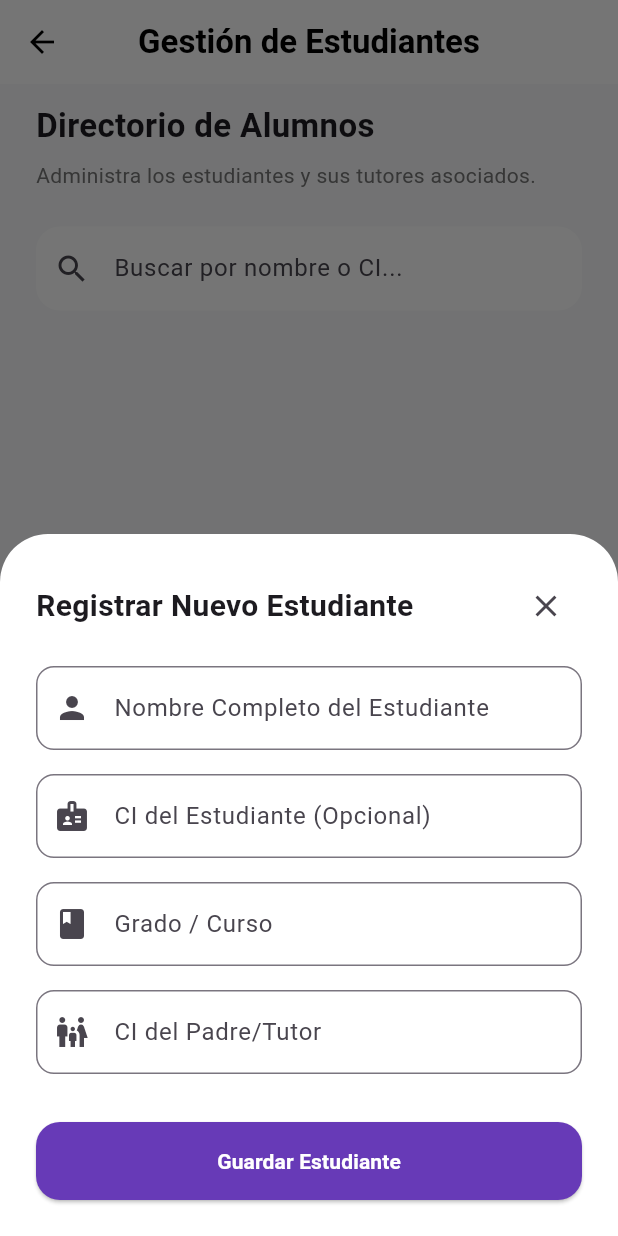
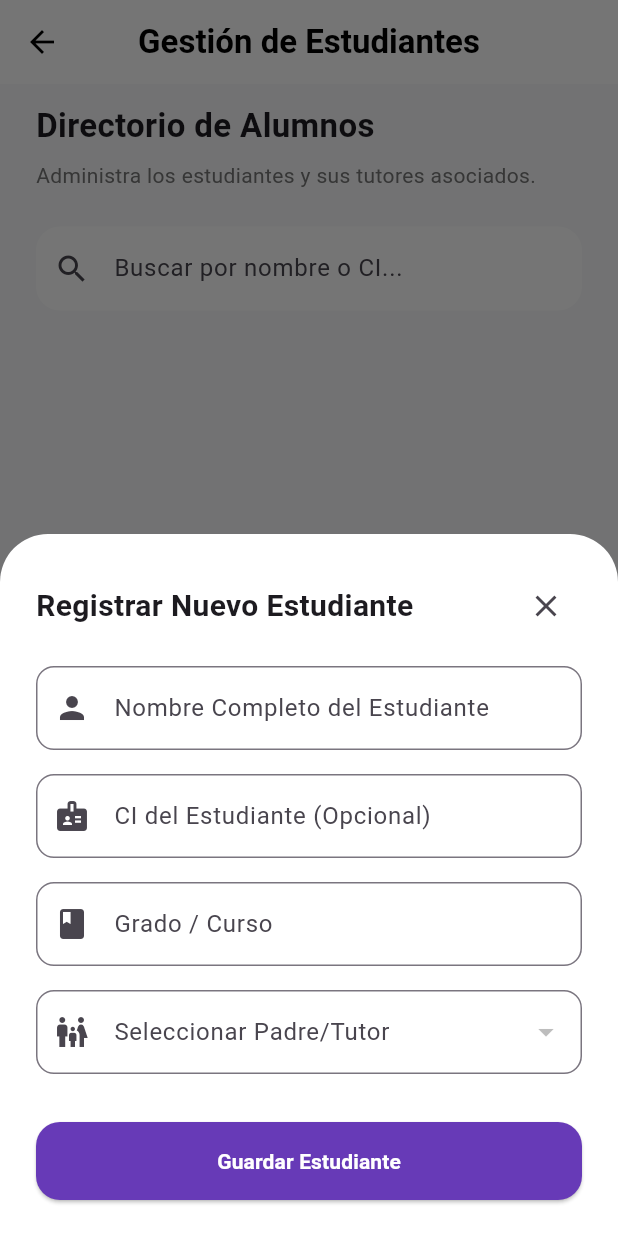
Before and after one commit to LUISALEJANDROSANDOVAL/EduSafe, a Flutter app: the AdminStudentManagementWidget screen opened directly, after a tap on "Nuevo Estudiante", on a phone screen of 412 x 824 dp. Run offline on Flutter 3.47's test engine with Material 3 defaults, Android fonts, the phone set to English and light mode, and no system bars; our stand-ins replace flutter_dotenv, supabase_flutter; missing offline and left inert: dart:html; accounts and stored records are empty.

Commit message:
Nuevos avances en la lógica de EduSafe

```diff
--- a/lib/pages/AdminStudentManagement.dart
+++ b/lib/pages/AdminStudentManagement.dart
@@ -16,6 +16,7 @@ class _AdminStudentManagementWidgetState
   bool _isLoading = true;
   List<Map<String, dynamic>> _allStudents = [];
   List<Map<String, dynamic>> _filteredStudents = [];
+  List<Map<String, dynamic>> _tutors = [];
   final TextEditingController _searchController = TextEditingController();
 
   final _nombreController = TextEditingController();
@@ -80,10 +81,14 @@ class _AdminStudentManagementWidgetState
         });
       }
 
+      final tutorRes = await supabase.from('perfiles').select('id, nombre_completo, cedula_identidad').eq('rol', 'Tutor');
+      List<Map<String, dynamic>> loadedTutors = List<Map<String, dynamic>>.from(tutorRes);
+
       if (mounted) {
         setState(() {
           _allStudents = loaded;
           _filteredStudents = loaded;
+          _tutors = loadedTutors;
           _isLoading = false;
         });
       }
@@ -100,6 +105,11 @@ class _AdminStudentManagementWidgetState
   }
 
   void _showAddStudentModal() {
+    _nombreController.clear();
+    _ciEstudianteController.clear();
+    _cursoController.clear();
+    String? localSelectedTutorId;
+
     showModalBottomSheet(
       context: context,
       isScrollControlled: true,
@@ -108,6 +118,8 @@ class _AdminStudentManagementWidgetState
         borderRadius: BorderRadius.vertical(top: Radius.circular(32)),
       ),
       builder: (context) {
+        return StatefulBuilder(
+          builder: (BuildContext context, StateSetter setModalState) {
             return Padding(
               padding: EdgeInsets.only(
                 bottom: MediaQuery.of(context).viewInsets.bottom,
@@ -166,32 +178,38 @@ class _AdminStudentManagementWidgetState
                 ),
               ),
               const SizedBox(height: 16),
-              TextField(
-                controller: _ciTutorController,
+              DropdownButtonFormField<String>(
+                value: localSelectedTutorId,
                 decoration: InputDecoration(
-                  labelText: 'CI del Padre/Tutor',
+                  labelText: 'Seleccionar Padre/Tutor',
                   prefixIcon: const Icon(Icons.family_restroom),
                   border: OutlineInputBorder(
                     borderRadius: BorderRadius.circular(12),
                   ),
                 ),
+                items: _tutors.map((t) {
+                  return DropdownMenuItem<String>(
+                    value: t['id'],
+                    child: Text('${t['nombre_completo']} (CI: ${t['cedula_identidad']})'),
+                  );
+                }).toList(),
+                onChanged: (val) {
+                  setModalState(() {
+                    localSelectedTutorId = val;
+                  });
+                },
               ),
               const SizedBox(height: 32),
               ElevatedButton(
                 onPressed: () async {
-                  if (_nombreController.text.isEmpty || _cursoController.text.isEmpty || _ciTutorController.text.isEmpty) {
-                    ScaffoldMessenger.of(context).showSnackBar(const SnackBar(content: Text('Llene nombre, grado y CI del tutor')));
+                  if (_nombreController.text.isEmpty || _cursoController.text.isEmpty || localSelectedTutorId == null) {
+                    ScaffoldMessenger.of(context).showSnackBar(const SnackBar(content: Text('Llene nombre, grado y seleccione un tutor')));
                     return;
                   }
                   try {
                     final supabase = Supabase.instance.client;
-                    final tutorRes = await supabase.from('perfiles').select('id').eq('cedula_identidad', _ciTutorController.text).maybeSingle();
-                    if (tutorRes == null) {
-                      ScaffoldMessenger.of(context).showSnackBar(const SnackBar(content: Text('Tutor no encontrado con esa CI')));
-                      return;
-                    }
                     await supabase.from('estudiantes').insert({
-                      'tutor_id': tutorRes['id'],
+                      'tutor_id': localSelectedTutorId,
                       'nombre': _nombreController.text,
                       'curso': _cursoController.text,
                       'cedula_identidad': _ciEstudianteController.text.isEmpty ? null : _ciEstudianteController.text,
@@ -199,10 +217,6 @@ class _AdminStudentManagementWidgetState
                     if (mounted) Navigator.pop(context);
                     _fetchStudents();
                     if (mounted) ScaffoldMessenger.of(context).showSnackBar(const SnackBar(content: Text('Estudiante registrado exitosamente.'), backgroundColor: Colors.green));
-                    _nombreController.clear();
-                    _cursoController.clear();
-                    _ciEstudianteController.clear();
-                    _ciTutorController.clear();
                   } catch (e) {
                     if (mounted) ScaffoldMessenger.of(context).showSnackBar(SnackBar(content: Text('Error: $e'), backgroundColor: Colors.red));
                   }
@@ -225,6 +239,8 @@ class _AdminStudentManagementWidgetState
               const SizedBox(height: 24),
             ],
           ),
+        );
+        },
         );
       },
     );
```
Lines whose indentation alone changed are shown as unchanged.
